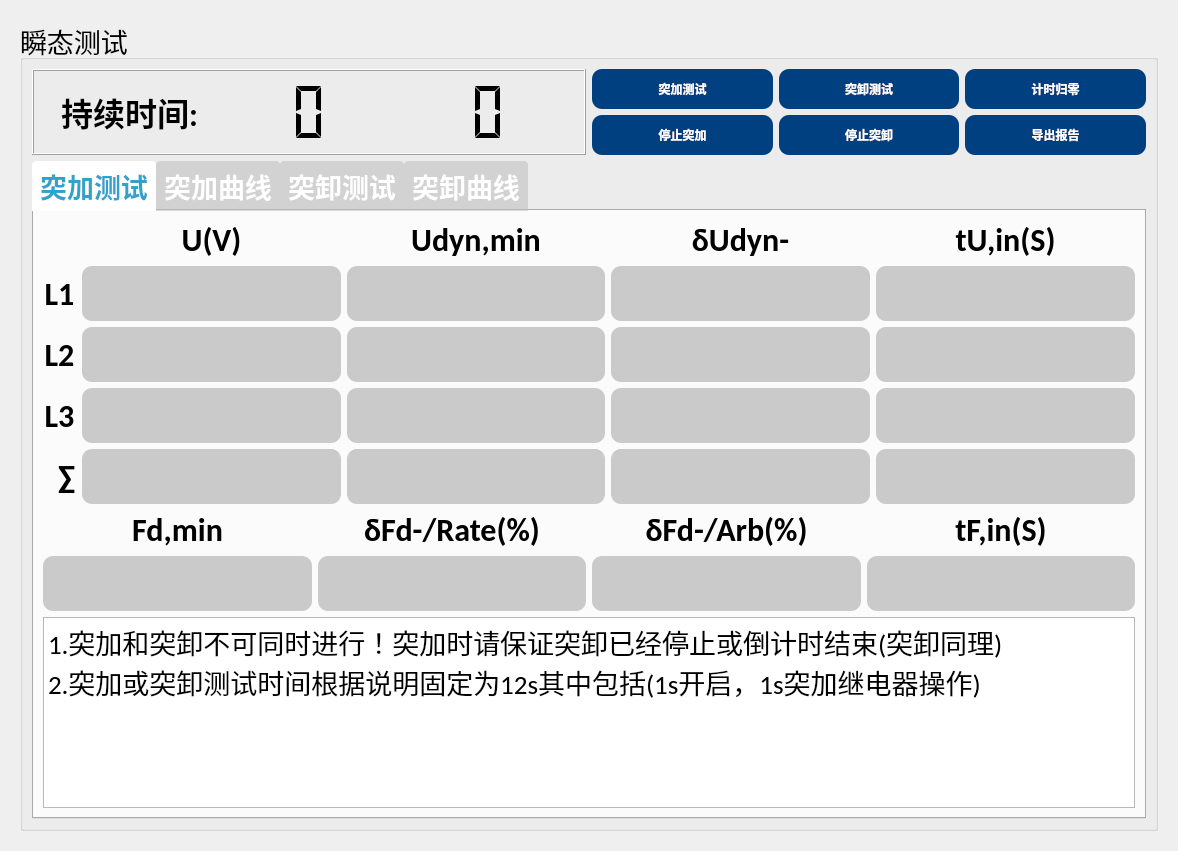
The window that App/Page/page4_stcs.ui (bjc123321/30KWZFDZZJCY) describes before a commit, drawn with Qt 5.
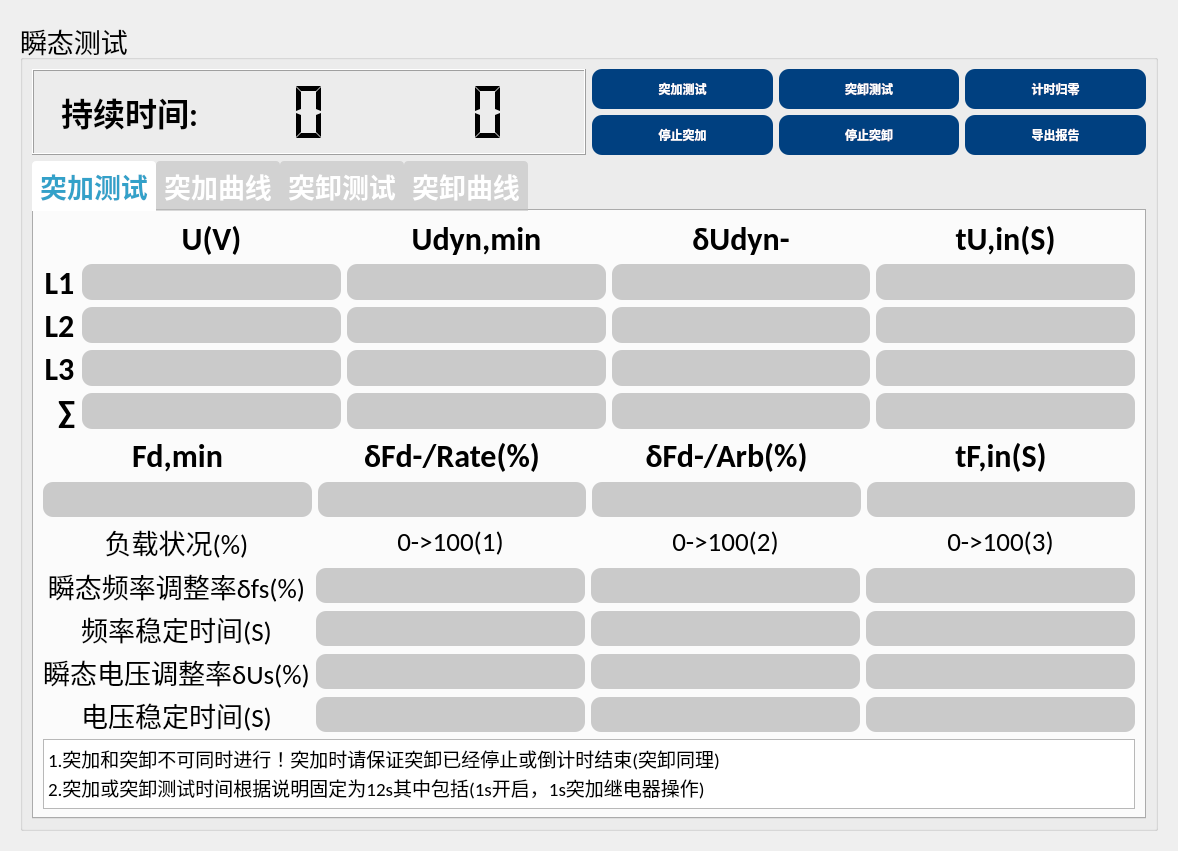
The same window after the commit.

Commit message: 新增计算稳态和瞬态的调整率等检测指标显示

```diff
--- a/App/Page/page4_stcs.ui
+++ b/App/Page/page4_stcs.ui
@@ -352,13 +352,13 @@
                      <property name="minimumSize">
                       <size>
                        <width>150</width>
-                       <height>55</height>
+                       <height>35</height>
                       </size>
                      </property>
                      <property name="font">
                       <font>
                        <family>Calibri</family>
-                       <pointsize>24</pointsize>
+                       <pointsize>20</pointsize>
                        <weight>75</weight>
                        <bold>true</bold>
                       </font>
@@ -373,13 +373,13 @@
                      <property name="minimumSize">
                       <size>
                        <width>150</width>
-                       <height>55</height>
+                       <height>35</height>
                       </size>
                      </property>
                      <property name="font">
                       <font>
                        <family>Calibri</family>
-                       <pointsize>24</pointsize>
+                       <pointsize>20</pointsize>
                        <weight>75</weight>
                        <bold>true</bold>
                       </font>
@@ -394,13 +394,13 @@
                      <property name="minimumSize">
                       <size>
                        <width>150</width>
-                       <height>55</height>
+                       <height>35</height>
                       </size>
                      </property>
                      <property name="font">
                       <font>
                        <family>Calibri</family>
-                       <pointsize>24</pointsize>
+                       <pointsize>20</pointsize>
                        <weight>75</weight>
                        <bold>true</bold>
                       </font>
@@ -415,13 +415,13 @@
                      <property name="minimumSize">
                       <size>
                        <width>150</width>
-                       <height>55</height>
+                       <height>35</height>
                       </size>
                      </property>
                      <property name="font">
                       <font>
                        <family>Calibri</family>
-                       <pointsize>24</pointsize>
+                       <pointsize>20</pointsize>
                        <weight>75</weight>
                        <bold>true</bold>
                       </font>
@@ -436,13 +436,13 @@
                      <property name="minimumSize">
                       <size>
                        <width>150</width>
-                       <height>55</height>
+                       <height>35</height>
                       </size>
                      </property>
                      <property name="font">
                       <font>
                        <family>Calibri</family>
-                       <pointsize>24</pointsize>
+                       <pointsize>20</pointsize>
                        <weight>75</weight>
                        <bold>true</bold>
                       </font>
@@ -457,13 +457,13 @@
                      <property name="minimumSize">
                       <size>
                        <width>150</width>
-                       <height>55</height>
+                       <height>35</height>
                       </size>
                      </property>
                      <property name="font">
                       <font>
                        <family>Calibri</family>
-                       <pointsize>24</pointsize>
+                       <pointsize>20</pointsize>
                        <weight>75</weight>
                        <bold>true</bold>
                       </font>
@@ -478,13 +478,13 @@
                      <property name="minimumSize">
                       <size>
                        <width>150</width>
-                       <height>55</height>
+                       <height>35</height>
                       </size>
                      </property>
                      <property name="font">
                       <font>
                        <family>Calibri</family>
-                       <pointsize>24</pointsize>
+                       <pointsize>20</pointsize>
                        <weight>75</weight>
                        <bold>true</bold>
                       </font>
@@ -517,13 +517,13 @@
                      <property name="minimumSize">
                       <size>
                        <width>150</width>
-                       <height>55</height>
+                       <height>35</height>
                       </size>
                      </property>
                      <property name="font">
                       <font>
                        <family>Calibri</family>
-                       <pointsize>24</pointsize>
+                       <pointsize>20</pointsize>
                        <weight>75</weight>
                        <bold>true</bold>
                       </font>
@@ -538,13 +538,13 @@
                      <property name="minimumSize">
                       <size>
                        <width>150</width>
-                       <height>55</height>
+                       <height>35</height>
                       </size>
                      </property>
                      <property name="font">
                       <font>
                        <family>Calibri</family>
-                       <pointsize>24</pointsize>
+                       <pointsize>20</pointsize>
                        <weight>75</weight>
                        <bold>true</bold>
                       </font>
@@ -559,13 +559,13 @@
                      <property name="minimumSize">
                       <size>
                        <width>150</width>
-                       <height>55</height>
+                       <height>35</height>
                       </size>
                      </property>
                      <property name="font">
                       <font>
                        <family>Calibri</family>
-                       <pointsize>24</pointsize>
+                       <pointsize>20</pointsize>
                        <weight>75</weight>
                        <bold>true</bold>
                       </font>
@@ -634,13 +634,13 @@
                      <property name="minimumSize">
                       <size>
                        <width>150</width>
-                       <height>55</height>
+                       <height>35</height>
                       </size>
                      </property>
                      <property name="font">
                       <font>
                        <family>Calibri</family>
-                       <pointsize>24</pointsize>
+                       <pointsize>20</pointsize>
                        <weight>75</weight>
                        <bold>true</bold>
                       </font>
@@ -655,13 +655,13 @@
                      <property name="minimumSize">
                       <size>
                        <width>150</width>
-                       <height>55</height>
+                       <height>35</height>
                       </size>
                      </property>
                      <property name="font">
                       <font>
                        <family>Calibri</family>
-                       <pointsize>24</pointsize>
+                       <pointsize>20</pointsize>
                        <weight>75</weight>
                        <bold>true</bold>
                       </font>
@@ -676,13 +676,13 @@
                      <property name="minimumSize">
                       <size>
                        <width>150</width>
-                       <height>55</height>
+                       <height>35</height>
                       </size>
                      </property>
                      <property name="font">
                       <font>
                        <family>Calibri</family>
-                       <pointsize>24</pointsize>
+                       <pointsize>20</pointsize>
                        <weight>75</weight>
                        <bold>true</bold>
                       </font>
@@ -733,13 +733,13 @@
                      <property name="minimumSize">
                       <size>
                        <width>150</width>
-                       <height>55</height>
+                       <height>35</height>
                       </size>
                      </property>
                      <property name="font">
                       <font>
                        <family>Calibri</family>
-                       <pointsize>24</pointsize>
+                       <pointsize>20</pointsize>
                        <weight>75</weight>
                        <bold>true</bold>
                       </font>
@@ -772,13 +772,13 @@
                      <property name="minimumSize">
                       <size>
                        <width>150</width>
-                       <height>55</height>
+                       <height>35</height>
                       </size>
                      </property>
                      <property name="font">
                       <font>
                        <family>Calibri</family>
-                       <pointsize>24</pointsize>
+                       <pointsize>20</pointsize>
                        <weight>75</weight>
                        <bold>true</bold>
                       </font>
@@ -796,13 +796,13 @@
                      <property name="minimumSize">
                       <size>
                        <width>150</width>
-                       <height>55</height>
+                       <height>35</height>
                       </size>
                      </property>
                      <property name="font">
                       <font>
                        <family>Calibri</family>
-                       <pointsize>24</pointsize>
+                       <pointsize>20</pointsize>
                        <weight>75</weight>
                        <bold>true</bold>
                       </font>
@@ -893,13 +893,13 @@
                      <property name="minimumSize">
                       <size>
                        <width>150</width>
-                       <height>55</height>
+                       <height>35</height>
                       </size>
                      </property>
                      <property name="font">
                       <font>
                        <family>Calibri</family>
-                       <pointsize>24</pointsize>
+                       <pointsize>20</pointsize>
                        <weight>75</weight>
                        <bold>true</bold>
                       </font>
@@ -914,13 +914,13 @@
                      <property name="minimumSize">
                       <size>
                        <width>150</width>
-                       <height>55</height>
+                       <height>35</height>
                       </size>
                      </property>
                      <property name="font">
                       <font>
                        <family>Calibri</family>
-                       <pointsize>24</pointsize>
+                       <pointsize>20</pointsize>
                        <weight>75</weight>
                        <bold>true</bold>
                       </font>
@@ -935,13 +935,13 @@
                      <property name="minimumSize">
                       <size>
                        <width>150</width>
-                       <height>55</height>
+                       <height>35</height>
                       </size>
                      </property>
                      <property name="font">
                       <font>
                        <family>Calibri</family>
-                       <pointsize>24</pointsize>
+                       <pointsize>20</pointsize>
                        <weight>75</weight>
                        <bold>true</bold>
                       </font>
@@ -956,13 +956,13 @@
                      <property name="minimumSize">
                       <size>
                        <width>150</width>
-                       <height>55</height>
+                       <height>35</height>
                       </size>
                      </property>
                      <property name="font">
                       <font>
                        <family>Calibri</family>
-                       <pointsize>24</pointsize>
+                       <pointsize>20</pointsize>
                        <weight>75</weight>
                        <bold>true</bold>
                       </font>
@@ -975,11 +975,335 @@
                   </layout>
                  </item>
                  <item row="2" column="0">
+                  <layout class="QGridLayout" name="gridLayout_13">
+                   <item row="1" column="1">
+                    <widget class="QLineEdit" name="lineEdit_53">
+                     <property name="minimumSize">
+                      <size>
+                       <width>150</width>
+                       <height>35</height>
+                      </size>
+                     </property>
+                     <property name="alignment">
+                      <set>Qt::AlignCenter</set>
+                     </property>
+                     <property name="readOnly">
+                      <bool>true</bool>
+                     </property>
+                    </widget>
+                   </item>
+                   <item row="4" column="1">
+                    <widget class="QLineEdit" name="lineEdit_58">
+                     <property name="minimumSize">
+                      <size>
+                       <width>150</width>
+                       <height>35</height>
+                      </size>
+                     </property>
+                     <property name="alignment">
+                      <set>Qt::AlignCenter</set>
+                     </property>
+                     <property name="readOnly">
+                      <bool>true</bool>
+                     </property>
+                    </widget>
+                   </item>
+                   <item row="0" column="0">
+                    <widget class="QLabel" name="label_42">
+                     <property name="font">
+                      <font>
+                       <family>Calibri</family>
+                       <pointsize>20</pointsize>
+                      </font>
+                     </property>
+                     <property name="text">
+                      <string>负载状况(%)</string>
+                     </property>
+                     <property name="alignment">
+                      <set>Qt::AlignCenter</set>
+                     </property>
+                    </widget>
+                   </item>
+                   <item row="4" column="2">
+                    <widget class="QLineEdit" name="lineEdit_60">
+                     <property name="minimumSize">
+                      <size>
+                       <width>150</width>
+                       <height>35</height>
+                      </size>
+                     </property>
+                     <property name="alignment">
+                      <set>Qt::AlignCenter</set>
+                     </property>
+                     <property name="readOnly">
+                      <bool>true</bool>
+                     </property>
+                    </widget>
+                   </item>
+                   <item row="2" column="0">
+                    <widget class="QLabel" name="label_47">
+                     <property name="font">
+                      <font>
+                       <family>Calibri</family>
+                       <pointsize>20</pointsize>
+                      </font>
+                     </property>
+                     <property name="text">
+                      <string>频率稳定时间(S)</string>
+                     </property>
+                     <property name="alignment">
+                      <set>Qt::AlignCenter</set>
+                     </property>
+                    </widget>
+                   </item>
+                   <item row="3" column="1">
+                    <widget class="QLineEdit" name="lineEdit_55">
+                     <property name="minimumSize">
+                      <size>
+                       <width>150</width>
+                       <height>35</height>
+                      </size>
+                     </property>
+                     <property name="alignment">
+                      <set>Qt::AlignCenter</set>
+                     </property>
+                     <property name="readOnly">
+                      <bool>true</bool>
+                     </property>
+                    </widget>
+                   </item>
+                   <item row="3" column="0">
+                    <widget class="QLabel" name="label_46">
+                     <property name="font">
+                      <font>
+                       <family>Calibri</family>
+                       <pointsize>20</pointsize>
+                      </font>
+                     </property>
+                     <property name="text">
+                      <string>瞬态电压调整率δUs(%)</string>
+                     </property>
+                     <property name="alignment">
+                      <set>Qt::AlignCenter</set>
+                     </property>
+                    </widget>
+                   </item>
+                   <item row="2" column="1">
+                    <widget class="QLineEdit" name="lineEdit_57">
+                     <property name="minimumSize">
+                      <size>
+                       <width>150</width>
+                       <height>35</height>
+                      </size>
+                     </property>
+                     <property name="alignment">
+                      <set>Qt::AlignCenter</set>
+                     </property>
+                     <property name="readOnly">
+                      <bool>true</bool>
+                     </property>
+                    </widget>
+                   </item>
+                   <item row="2" column="2">
+                    <widget class="QLineEdit" name="lineEdit_59">
+                     <property name="minimumSize">
+                      <size>
+                       <width>150</width>
+                       <height>35</height>
+                      </size>
+                     </property>
+                     <property name="alignment">
+                      <set>Qt::AlignCenter</set>
+                     </property>
+                     <property name="readOnly">
+                      <bool>true</bool>
+                     </property>
+                    </widget>
+                   </item>
+                   <item row="1" column="0">
+                    <widget class="QLabel" name="label_45">
+                     <property name="font">
+                      <font>
+                       <family>Calibri</family>
+                       <pointsize>20</pointsize>
+                      </font>
+                     </property>
+                     <property name="text">
+                      <string>瞬态频率调整率δfs(%)</string>
+                     </property>
+                     <property name="alignment">
+                      <set>Qt::AlignCenter</set>
+                     </property>
+                    </widget>
+                   </item>
+                   <item row="1" column="2">
+                    <widget class="QLineEdit" name="lineEdit_54">
+                     <property name="minimumSize">
+                      <size>
+                       <width>150</width>
+                       <height>35</height>
+                      </size>
+                     </property>
+                     <property name="alignment">
+                      <set>Qt::AlignCenter</set>
+                     </property>
+                     <property name="readOnly">
+                      <bool>true</bool>
+                     </property>
+                    </widget>
+                   </item>
+                   <item row="0" column="2">
+                    <widget class="QLabel" name="label_44">
+                     <property name="font">
+                      <font>
+                       <family>Calibri</family>
+                       <pointsize>20</pointsize>
+                      </font>
+                     </property>
+                     <property name="text">
+                      <string>0-&gt;100(2)</string>
+                     </property>
+                     <property name="alignment">
+                      <set>Qt::AlignCenter</set>
+                     </property>
+                    </widget>
+                   </item>
+                   <item row="0" column="1">
+                    <widget class="QLabel" name="label_43">
+                     <property name="font">
+                      <font>
+                       <family>Calibri</family>
+                       <pointsize>20</pointsize>
+                      </font>
+                     </property>
+                     <property name="text">
+                      <string>0-&gt;100(1)</string>
+                     </property>
+                     <property name="alignment">
+                      <set>Qt::AlignCenter</set>
+                     </property>
+                    </widget>
+                   </item>
+                   <item row="3" column="2">
+                    <widget class="QLineEdit" name="lineEdit_56">
+                     <property name="minimumSize">
+                      <size>
+                       <width>150</width>
+                       <height>35</height>
+                      </size>
+                     </property>
+                     <property name="alignment">
+                      <set>Qt::AlignCenter</set>
+                     </property>
+                     <property name="readOnly">
+                      <bool>true</bool>
+                     </property>
+                    </widget>
+                   </item>
+                   <item row="4" column="0">
+                    <widget class="QLabel" name="label_48">
+                     <property name="font">
+                      <font>
+                       <family>Calibri</family>
+                       <pointsize>20</pointsize>
+                      </font>
+                     </property>
+                     <property name="text">
+                      <string>电压稳定时间(S)</string>
+                     </property>
+                     <property name="alignment">
+                      <set>Qt::AlignCenter</set>
+                     </property>
+                    </widget>
+                   </item>
+                   <item row="0" column="3">
+                    <widget class="QLabel" name="label_49">
+                     <property name="font">
+                      <font>
+                       <family>Calibri</family>
+                       <pointsize>20</pointsize>
+                      </font>
+                     </property>
+                     <property name="text">
+                      <string>0-&gt;100(3)</string>
+                     </property>
+                     <property name="alignment">
+                      <set>Qt::AlignCenter</set>
+                     </property>
+                    </widget>
+                   </item>
+                   <item row="1" column="3">
+                    <widget class="QLineEdit" name="lineEdit_61">
+                     <property name="minimumSize">
+                      <size>
+                       <width>150</width>
+                       <height>35</height>
+                      </size>
+                     </property>
+                     <property name="alignment">
+                      <set>Qt::AlignCenter</set>
+                     </property>
+                     <property name="readOnly">
+                      <bool>true</bool>
+                     </property>
+                    </widget>
+                   </item>
+                   <item row="2" column="3">
+                    <widget class="QLineEdit" name="lineEdit_62">
+                     <property name="minimumSize">
+                      <size>
+                       <width>150</width>
+                       <height>35</height>
+                      </size>
+                     </property>
+                     <property name="alignment">
+                      <set>Qt::AlignCenter</set>
+                     </property>
+                     <property name="readOnly">
+                      <bool>true</bool>
+                     </property>
+                    </widget>
+                   </item>
+                   <item row="3" column="3">
+                    <widget class="QLineEdit" name="lineEdit_63">
+                     <property name="minimumSize">
+                      <size>
+                       <width>150</width>
+                       <height>35</height>
+                      </size>
+                     </property>
+                     <property name="alignment">
+                      <set>Qt::AlignCenter</set>
+                     </property>
+                     <property name="readOnly">
+                      <bool>true</bool>
+                     </property>
+                    </widget>
+                   </item>
+                   <item row="4" column="3">
+                    <widget class="QLineEdit" name="lineEdit_64">
+                     <property name="minimumSize">
+                      <size>
+                       <width>150</width>
+                       <height>35</height>
+                      </size>
+                     </property>
+                     <property name="alignment">
+                      <set>Qt::AlignCenter</set>
+                     </property>
+                     <property name="readOnly">
+                      <bool>true</bool>
+                     </property>
+                    </widget>
+                   </item>
+                  </layout>
+                 </item>
+                 <item row="3" column="0">
                   <widget class="QPlainTextEdit" name="plainTextEdit">
                    <property name="font">
                     <font>
                      <family>Calibri</family>
-                     <pointsize>20</pointsize>
+                     <pointsize>14</pointsize>
                     </font>
                    </property>
                    <property name="frameShadow">
```
Left out of the diff: 364 changed lines with no effect on the pictures. The commit also changes 10 other files.
